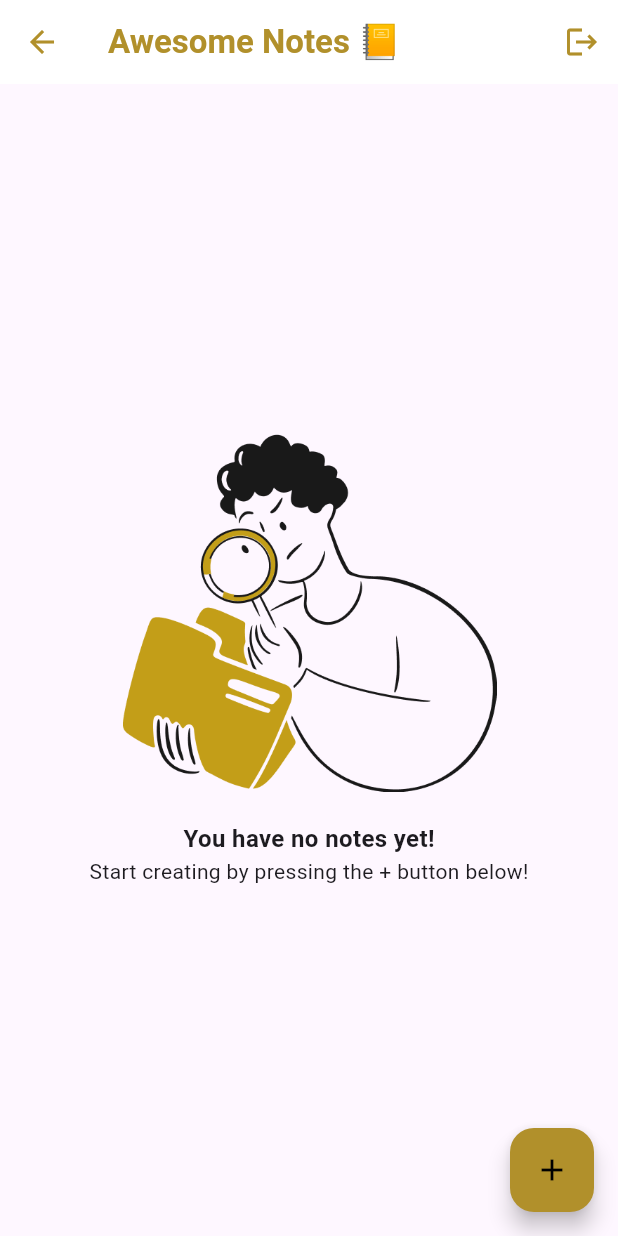
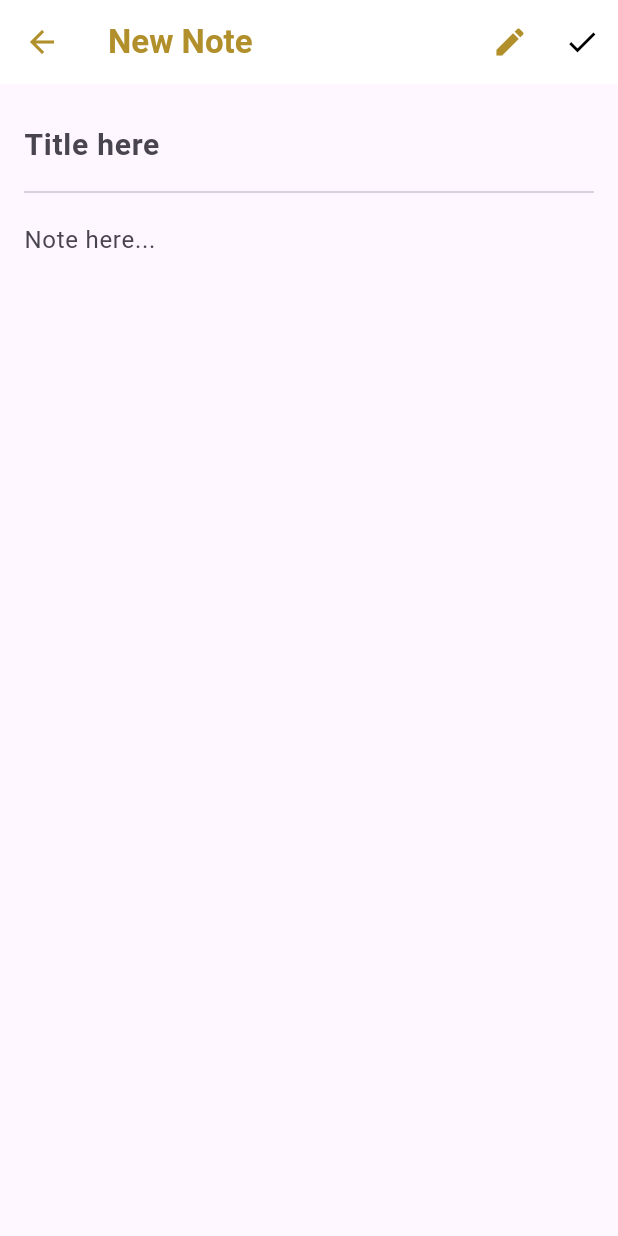
Before and after one commit to jeetdabhi/Sticky-Notes, a Flutter app: the NotesScreen screen opened by its route, after a tap on the "add" icon, on a phone screen of 412 x 824 dp. Run offline on Flutter 3.47's test engine with Material 3 defaults, Android fonts, the phone set to English and light mode, and no system bars; our stand-ins replace flutter_dotenv, flutter_secure_storage, fluttertoast; accounts and stored records are empty.

Commit message:
otp, newnotes and api Integrate

```diff
--- /dev/null
+++ b/lib/newnotes.dart
@@ -0,0 +1,64 @@
+import 'package:flutter/material.dart';
+
+class NewNotePage extends StatefulWidget {
+  @override
+  _NewNotePageState createState() => _NewNotePageState();
+}
+
+class _NewNotePageState extends State<NewNotePage> {
+  TextEditingController titleController = TextEditingController();
+  TextEditingController noteController = TextEditingController();
+
+  @override
+  Widget build(BuildContext context) {
+    return Scaffold(
+      appBar: AppBar(
+        backgroundColor: Colors.white,
+        leading: IconButton(
+          icon: Icon(Icons.arrow_back, color: Color(0xFFB1902B),),
+          onPressed: () => Navigator.pop(context),
+        ),
+        title: Text("New Note", style: TextStyle(color: Color(0xFFB1902B), fontWeight: FontWeight.bold)),
+        actions: [
+          IconButton(
+            icon: Icon(Icons.edit, color: Color(0xFFB1902B)),
+            onPressed: () {},
+          ),
+          IconButton(
+            icon: Icon(Icons.check, color: Colors.black),
+            onPressed: () {},
+          ),
+        ],
+        elevation: 0,
+      ),
+      body: Padding(
+        padding: const EdgeInsets.all(16.0),
+        child: Column(
+          crossAxisAlignment: CrossAxisAlignment.start,
+          children: [
+            TextField(
+              controller: titleController,
+              style: TextStyle(fontSize: 20, fontWeight: FontWeight.bold),
+              decoration: InputDecoration(
+                hintText: "Title here",
+                border: InputBorder.none,
+              ),
+            ),
+            Divider(),
+            Expanded(
+              child: TextField(
+                controller: noteController,
+                maxLines: null,
+                keyboardType: TextInputType.multiline,
+                decoration: InputDecoration(
+                  hintText: "Note here...",
+                  border: InputBorder.none,
+                ),
+              ),
+            ),
+          ],
+        ),
+      ),
+    );
+  }
+}
--- a/lib/notes.dart
+++ b/lib/notes.dart
@@ -1,4 +1,13 @@
 import 'package:flutter/material.dart';
+import 'package:sticky_note/logout.dart';
+import 'package:sticky_note/newnotes.dart';
+
+void main() {
+  runApp(MaterialApp(
+    debugShowCheckedModeBanner: false,
+    home: NotesScreen(),
+  ));
+}
 
 class NotesScreen extends StatelessWidget {
   @override
@@ -15,7 +24,9 @@ class NotesScreen extends StatelessWidget {
         actions: [
           IconButton(
             icon: const Icon(Icons.logout, color: Color(0xFFB1902B)),
-            onPressed: () {},
+            onPressed: () {
+              showLogoutDialog(context);
+            },
           ),
         ],
       ),
@@ -38,18 +49,14 @@ class NotesScreen extends StatelessWidget {
       ),
       floatingActionButton: FloatingActionButton(
         onPressed: () {
-          // Add note creation logic here
+          Navigator.push(
+            context,
+            MaterialPageRoute(builder: (context) => NewNotePage()),
+          );
         },
-        backgroundColor: Color(0xFFB1902B),
+        backgroundColor: const Color(0xFFB1902B),
         child: const Icon(Icons.add, color: Colors.black),
       ),
     );
   }
 }
-
-void main() {
-  runApp(MaterialApp(
-    debugShowCheckedModeBanner: false,
-    home: NotesScreen(),
-  ));
-}
--- a/pubspec.yaml
+++ b/pubspec.yaml
@@ -37,6 +37,9 @@ dependencies:
   google_sign_in: ^6.2.2
   http: ^1.3.0
   flutter_otp_text_field: ^1.5.1+1
+  fluttertoast: ^8.2.4
+  flutter_dotenv: ^5.2.1
+  flutter_secure_storage: ^9.0.0 # Use latest version
 
 dev_dependencies:
   flutter_test:
@@ -64,6 +67,7 @@ flutter:
   assets:
       - assets/1.jpg
       - assets/person.png
+      - assets/.env
 
   # An image asset can refer to one or more resolution-specific "variants", see
   # https://flutter.dev/to/resolution-aware-images
```
Also changed, not shown: lib/logout.dart (added, +79 -0 lines), lib/main.dart (+15 -17 lines), lib/otp_page.dart (+31 -21 lines), lib/register.dart (renamed from lib/signup_page.dart, +6 -3 lines), lib/signin_page.dart (+16 -4 lines), lib/signup.dart (added, +183 -0 lines), pubspec.lock, 7 other files.
